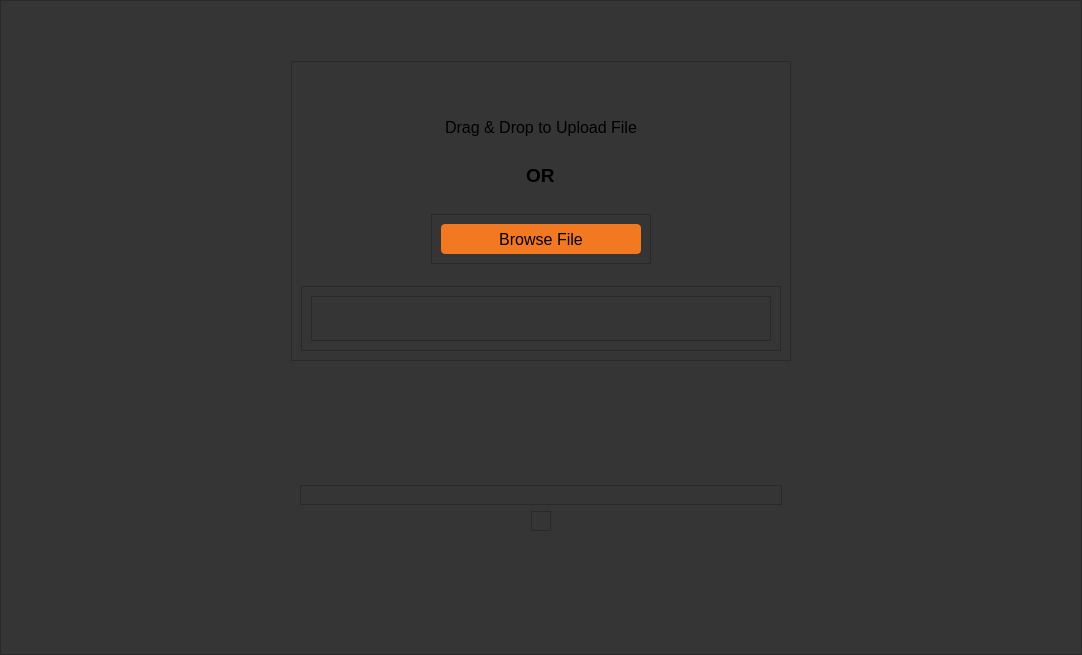
Qt form newSimpleAnalyze/screens/ui/FileUploader.ui (Smidig-Leo/volatility3) before a commit.
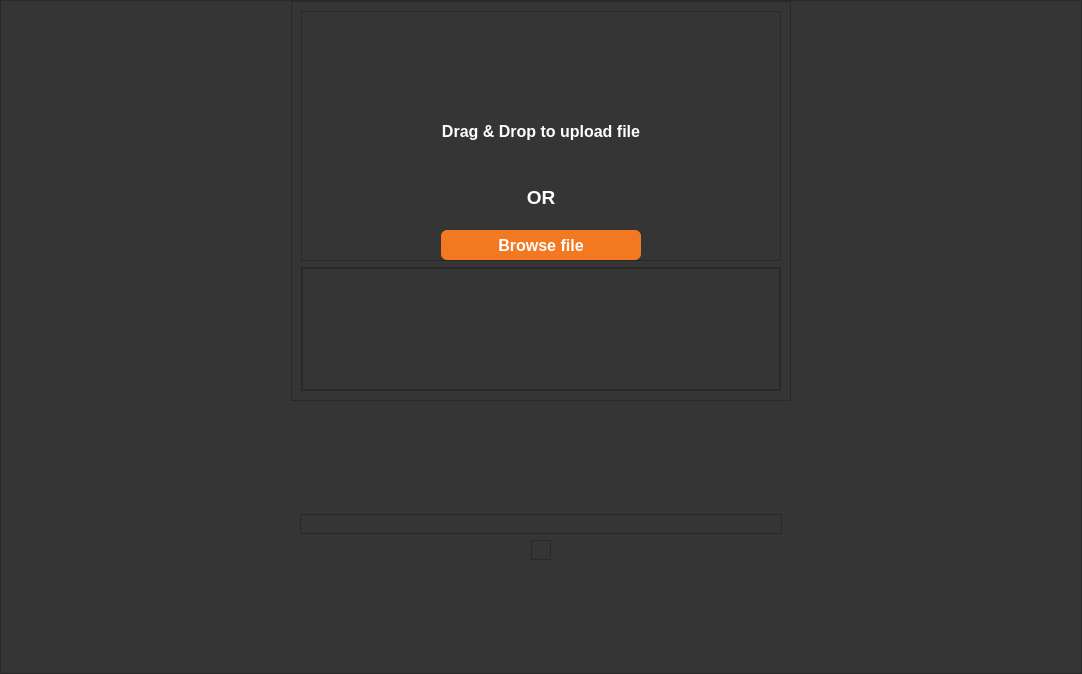
The same form after that commit. Icons and pictures are not drawn.

Commit message: fixing mainpage design

The edit to the form file:
```diff
--- a/newSimpleAnalyze/screens/ui/FileUploader.ui
+++ b/newSimpleAnalyze/screens/ui/FileUploader.ui
@@ -7,7 +7,7 @@
     <x>0</x>
     <y>0</y>
     <width>1082</width>
-    <height>655</height>
+    <height>674</height>
    </rect>
   </property>
   <property name="windowTitle">
@@ -46,22 +46,19 @@
       </property>
       <layout class="QGridLayout" name="gridLayout">
        <property name="leftMargin">
-        <number>50</number>
+        <number>0</number>
        </property>
        <property name="topMargin">
-        <number>60</number>
+        <number>0</number>
        </property>
        <property name="rightMargin">
-        <number>50</number>
+        <number>0</number>
        </property>
        <property name="bottomMargin">
-        <number>60</number>
+        <number>0</number>
        </property>
-       <property name="horizontalSpacing">
-        <number>40</number>
-       </property>
-       <property name="verticalSpacing">
-        <number>60</number>
+       <property name="spacing">
+        <number>0</number>
        </property>
        <item row="1" column="0">
         <widget class="QWidget" name="popupWidget" native="true">
@@ -107,13 +104,13 @@
          <property name="minimumSize">
           <size>
            <width>500</width>
-           <height>300</height>
+           <height>400</height>
           </size>
          </property>
          <property name="maximumSize">
           <size>
-           <width>300</width>
-           <height>300</height>
+           <width>500</width>
+           <height>400</height>
           </size>
          </property>
          <property name="styleSheet">
@@ -133,34 +130,20 @@
           <enum>QFrame::Raised</enum>
          </property>
          <layout class="QVBoxLayout" name="verticalLayout_2">
-          <item alignment="Qt::AlignHCenter|Qt::AlignBottom">
-           <widget class="QLabel" name="label">
-            <property name="font">
-             <font>
-              <pointsize>12</pointsize>
-             </font>
-            </property>
-            <property name="text">
-             <string>Drag &amp; Drop to Upload File</string>
-            </property>
-           </widget>
-          </item>
-          <item alignment="Qt::AlignHCenter">
-           <widget class="QLabel" name="label_2">
-            <property name="font">
-             <font>
-              <pointsize>14</pointsize>
-              <weight>75</weight>
-              <bold>true</bold>
-             </font>
-            </property>
-            <property name="text">
-             <string>OR</string>
-            </property>
-           </widget>
-          </item>
-          <item alignment="Qt::AlignHCenter|Qt::AlignTop">
+          <item>
            <widget class="QFrame" name="frame_2">
+            <property name="minimumSize">
+             <size>
+              <width>0</width>
+              <height>250</height>
+             </size>
+            </property>
+            <property name="maximumSize">
+             <size>
+              <width>16777215</width>
+              <height>250</height>
+             </size>
+            </property>
             <property name="frameShape">
              <enum>QFrame::StyledPanel</enum>
             </property>
@@ -168,8 +151,92 @@
              <enum>QFrame::Raised</enum>
             </property>
             <layout class="QVBoxLayout" name="verticalLayout_3">
+             <property name="spacing">
+              <number>0</number>
+             </property>
+             <property name="leftMargin">
+              <number>0</number>
+             </property>
+             <property name="topMargin">
+              <number>20</number>
+             </property>
+             <property name="rightMargin">
+              <number>0</number>
+             </property>
+             <property name="bottomMargin">
+              <number>0</number>
+             </property>
+             <item alignment="Qt::AlignHCenter">
+              <widget class="QLabel" name="label">
+               <property name="text">
+                <string/>
+               </property>
+               <property name="pixmap">
+                <pixmap>../../design/Vector.png</pixmap>
+               </property>
+               <property name="scaledContents">
+                <bool>false</bool>
+               </property>
+              </widget>
+             </item>
              <item>
+              <widget class="QLabel" name="labelDragDrop">
+               <property name="font">
+                <font>
+                 <family>Arial</family>
+                 <pointsize>12</pointsize>
+                 <weight>75</weight>
+                 <bold>true</bold>
+                </font>
+               </property>
+               <property name="layoutDirection">
+                <enum>Qt::LeftToRight</enum>
+               </property>
+               <property name="styleSheet">
+                <string notr="true">color: white;
+background-color: transparent;</string>
+               </property>
+               <property name="text">
+                <string>Drag &amp; Drop to upload file</string>
+               </property>
+               <property name="alignment">
+                <set>Qt::AlignCenter</set>
+               </property>
+               <property name="indent">
+                <number>-1</number>
+               </property>
+              </widget>
+             </item>
+             <item>
+              <widget class="QLabel" name="textOR">
+               <property name="font">
+                <font>
+                 <family>Arial</family>
+                 <pointsize>14</pointsize>
+                 <weight>75</weight>
+                 <bold>true</bold>
+                </font>
+               </property>
+               <property name="styleSheet">
+                <string notr="true">color: white;
+background-color: transparent;</string>
+               </property>
+               <property name="text">
+                <string>OR</string>
+               </property>
+               <property name="alignment">
+                <set>Qt::AlignCenter</set>
+               </property>
+              </widget>
+             </item>
+             <item alignment="Qt::AlignHCenter">
               <widget class="QPushButton" name="selectButton">
+               <property name="sizePolicy">
+                <sizepolicy hsizetype="Preferred" vsizetype="Preferred">
+                 <horstretch>0</horstretch>
+                 <verstretch>0</verstretch>
+                </sizepolicy>
+               </property>
                <property name="minimumSize">
                 <size>
                  <width>200</width>
@@ -182,19 +249,23 @@
                  <height>30</height>
                 </size>
                </property>
-               <property name="font">
-                <font>
-                 <pointsize>12</pointsize>
-                </font>
+               <property name="layoutDirection">
+                <enum>Qt::LeftToRight</enum>
                </property>
                <property name="styleSheet">
-                <string notr="true">QPushButton{
-	border-radius:4px;
-	background-color:rgb(242, 120, 33);
-}</string>
+                <string notr="true">border-radius: 6px;
+background: #F27821;
+box-shadow: 0px 4px 4px 0px rgba(0, 0, 0, 0.25) inset;
+color: #FFF;
+text-align: center;
+font: 75 12pt &quot;Arial&quot;;
+font-size: 16px;
+font-style: normal;
+font-weight: 500;
+line-height: normal;</string>
                </property>
                <property name="text">
-                <string>Browse File</string>
+                <string>Browse file</string>
                </property>
               </widget>
              </item>
@@ -210,6 +281,21 @@
              <enum>QFrame::Raised</enum>
             </property>
             <layout class="QVBoxLayout" name="verticalLayout_7">
+             <property name="spacing">
+              <number>0</number>
+             </property>
+             <property name="leftMargin">
+              <number>0</number>
+             </property>
+             <property name="topMargin">
+              <number>0</number>
+             </property>
+             <property name="rightMargin">
+              <number>0</number>
+             </property>
+             <property name="bottomMargin">
+              <number>0</number>
+             </property>
              <item>
               <widget class="QFrame" name="frame_5">
                <property name="frameShape">
```
Left out of the diff: 2 changed lines with no effect on the pictures. The commit also changes 3 other files.
